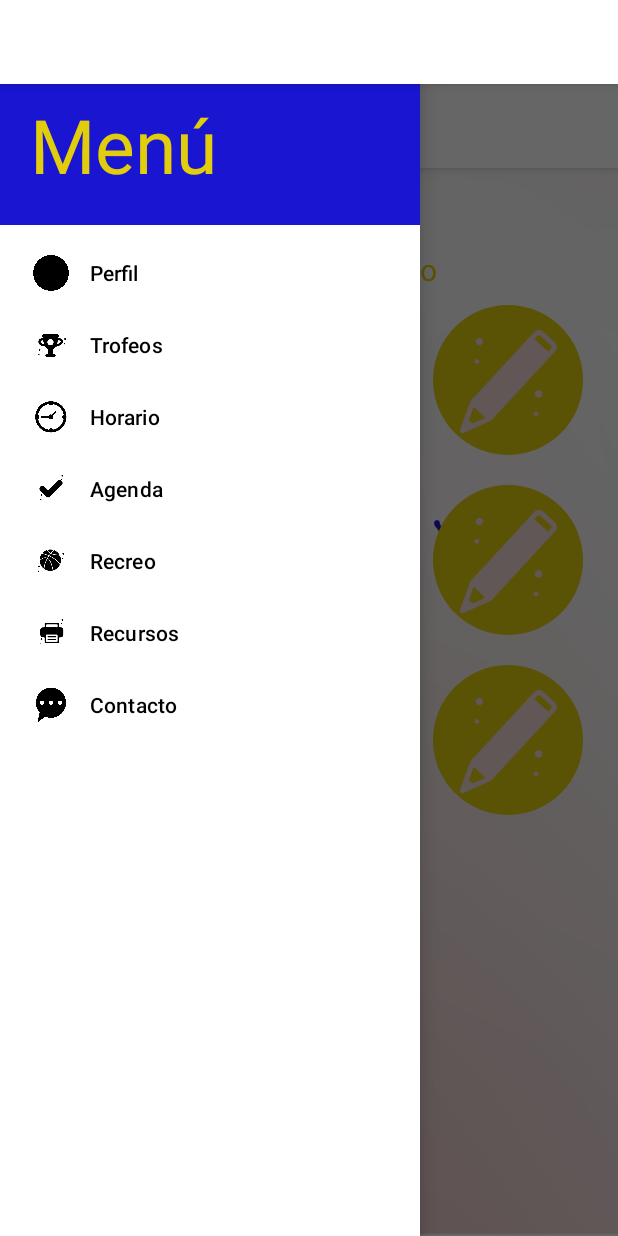
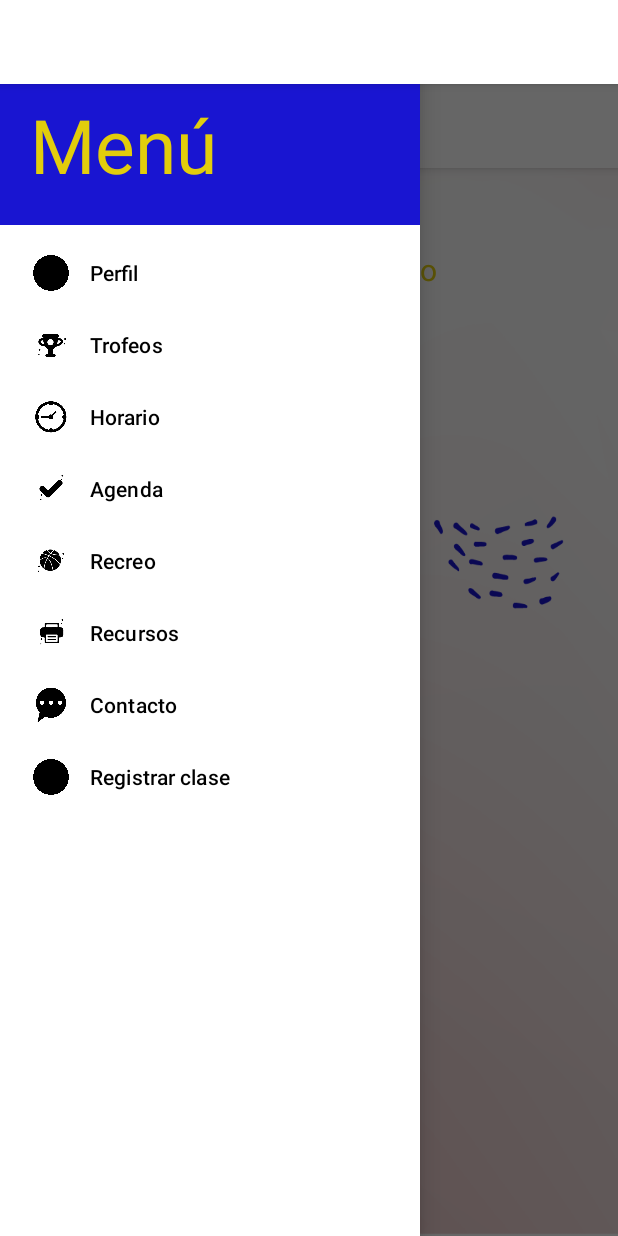
Before and after one commit to Nosequep/proyectoMiKinder, an Android app: the InicioActivity screen opened directly, with no data from a screen before it, with the side drawer open, on a phone screen of 412 x 824 dp. Run offline under Robolectric (Android 15) with nearby library versions, the phone set to English and light mode, and no system bars; our stand-ins replace Firebase (no records; nobody signed in at launch, a user with empty details on screens opened directly).

Commit message:
Agregando separación alumno/maestro

```diff
--- a/app/src/main/java/valera/jesus/proyectomikinder/InicioActivity.kt
+++ b/app/src/main/java/valera/jesus/proyectomikinder/InicioActivity.kt
@@ -11,15 +11,25 @@ import androidx.appcompat.app.ActionBarDrawerToggle
 import androidx.drawerlayout.widget.DrawerLayout
 import com.google.android.material.navigation.NavigationView
 import androidx.appcompat.widget.Toolbar
+import com.google.firebase.auth.FirebaseAuth
+import com.google.firebase.firestore.FirebaseFirestore
+import kotlinx.android.synthetic.main.activity_inicio.*
 import java.util.*
 
 class InicioActivity : AppCompatActivity(), NavigationView.OnNavigationItemSelectedListener {
-    var clases = ArrayList<Clase>()
+    private lateinit var clases: ArrayList<Clase>
+    private var adaptador: AdaptadorClases? = null
+    private lateinit var storage: FirebaseFirestore
+    private lateinit var usuario: FirebaseAuth
+    var rol: String = "alumno"
+
 
     override fun onCreate(savedInstanceState: Bundle?) {
         super.onCreate(savedInstanceState)
         setContentView(R.layout.activity_inicio)
-
+        this.clases = ArrayList<Clase>()
+        storage = FirebaseFirestore.getInstance()
+        usuario = FirebaseAuth.getInstance()
         var drawerLayout: DrawerLayout = findViewById(R.id.drawer_layout)
         var toolbar: Toolbar = findViewById(R.id.toolbar)
 
@@ -32,22 +42,22 @@ class InicioActivity : AppCompatActivity(), NavigationView.OnNavigationItemSelec
        toggle.syncState()
         */
         this.obtenerFechaInicial()
-        this.agregarClases()
+        fillTasks()
 
-        var listview: ListView = findViewById(R.id.listview)
-        var adaptador: AdaptadorClases = AdaptadorClases(this, clases)
-        listview.adapter = adaptador
 
-        listview.setOnItemClickListener{ parent, view, position, id ->
+
+        this.listview.setOnItemClickListener{ parent, view, position, id ->
             var element = listview.getItemAtPosition(position)
             var intent = Intent(this, LlamadaActivity1::class.java)
             startActivity(intent)
         }
 
-        var nav_view: NavigationView = findViewById(R.id.navigator)
-        nav_view.bringToFront()
+        this.isMaestro()
+        this.navigator.bringToFront()
 
-        nav_view.setNavigationItemSelectedListener { item ->
+
+
+        this.navigator.setNavigationItemSelectedListener { item ->
             var intent: Intent
             when (item.itemId) {
                 R.id.nav_perfil -> {
@@ -70,7 +80,14 @@ class InicioActivity : AppCompatActivity(), NavigationView.OnNavigationItemSelec
                     intent = Intent(this, recursosActivity::class.java)
                     startActivity(intent)
                 }
+                R.id.nav_clase ->{
+                    intent = Intent(this, RegistrarClase::class.java)
+                    startActivity(intent)
+                }
+
+
             }
+
             true
         }
 
@@ -81,6 +98,7 @@ class InicioActivity : AppCompatActivity(), NavigationView.OnNavigationItemSelec
 
         return true
     }
+
 
     fun obtenerFechaInicial(){
         var fecha: Calendar = Calendar.getInstance()
@@ -140,10 +158,25 @@ class InicioActivity : AppCompatActivity(), NavigationView.OnNavigationItemSelec
         }
         return ""
     }
-    fun agregarClases(){
-        clases.add(Clase("Matemáticas", "8:30 a.m.", "Mtra. Natalia", 1))
-        clases.add(Clase("Escritura", "10:00 a.m.", "Mtra. Agustina", 2))
-        clases.add(Clase("Musica", "12 p.m.", "Mtra. Sofía", 3))
+
+    fun fillTasks(){
+        storage.collection("clases")
+                .get()
+                .addOnSuccessListener {
+                    it.forEach {
+                        var alumnos: ArrayList<String> = it.get("alumnos") as ArrayList<String>
+                        if(alumnos.contains(this.usuario.currentUser.email)){
+                            clases!!.add(Clase(it.getString("materia")!!, it.getString("hora")!!, it.getString("maestro")!!, 0))
+                        }
+
+                    }
+                    this.adaptador = AdaptadorClases(this, clases)
+                    this.listview.adapter = adaptador
+                }
+                .addOnFailureListener {
+                    Toast.makeText(this, "Error: intente de nuevo", Toast.LENGTH_SHORT).show()
+                }
+
     }
 
     private class AdaptadorClases: BaseAdapter {
@@ -185,5 +218,36 @@ class InicioActivity : AppCompatActivity(), NavigationView.OnNavigationItemSelec
         }
     }
 
+    private fun isMaestro(){
+        storage.collection("usuario")
+                .whereEqualTo("correo", usuario.currentUser.email)
+                .get()
+                .addOnSuccessListener {
+
+                    it.forEach {
+
+                        if(it.getString("rol") == "maestro"){
+                            Toast.makeText(this, "Rol " + it.getString("rol"), Toast.LENGTH_SHORT).show()
+
+                            this.navigator.menu.removeItem(R.id.nav_perfil)
+                            this.navigator.menu.removeItem(R.id.nav_recursos)
+                            this.navigator.menu.removeItem(R.id.nav_trofeos)
+                            this.navigator.menu.removeItem(R.id.nav_agenda)
+                            this.navigator.menu.removeItem(R.id.nav_contacto)
+                            this.navigator.menu.removeItem(R.id.nav_horario)
+                            this.navigator.menu.removeItem(R.id.nav_recreo)
+                        }else{
+                            this.navigator.menu.removeItem(R.id.nav_clase)
+                        }
+                    }
+                }
+                .addOnFailureListener {
+                    Toast.makeText(this, "Error: intente de nuevo", Toast.LENGTH_SHORT).show()
+
+                }
+
+
+    }
+
 
 }
--- a/app/src/main/res/layout/activity_main.xml
+++ b/app/src/main/res/layout/activity_main.xml
@@ -92,7 +92,7 @@
                 android:paddingTop="20dp">
                 <EditText
                     android:id="@+id/et_correo"
-                    android:layout_width="300dp"
+                    android:layout_width="match_parent"
                     android:layout_height="wrap_content"
                     android:layout_marginTop="@dimen/campos_texto_margin"
                     android:backgroundTint="@color/azul"
--- a/app/src/main/res/menu/main_menu.xml
+++ b/app/src/main/res/menu/main_menu.xml
@@ -29,7 +29,10 @@
             android:id="@+id/nav_contacto"
             android:title="Contacto"
             android:icon="@drawable/globo"/>
-
+        <item
+            android:id="@+id/nav_clase"
+            android:title="Registrar clase"
+            android:icon="@drawable/niniocirculo1"/>
     </group>
 
 </menu>
```
Also changed, not shown: app/src/main/AndroidManifest.xml (+6 -2 lines), app/src/main/java/valera/jesus/proyectomikinder/RegistrarClase.kt (added, +82 -0 lines), app/src/main/res/layout/activity_registrar_clase.xml (added, +73 -0 lines).
